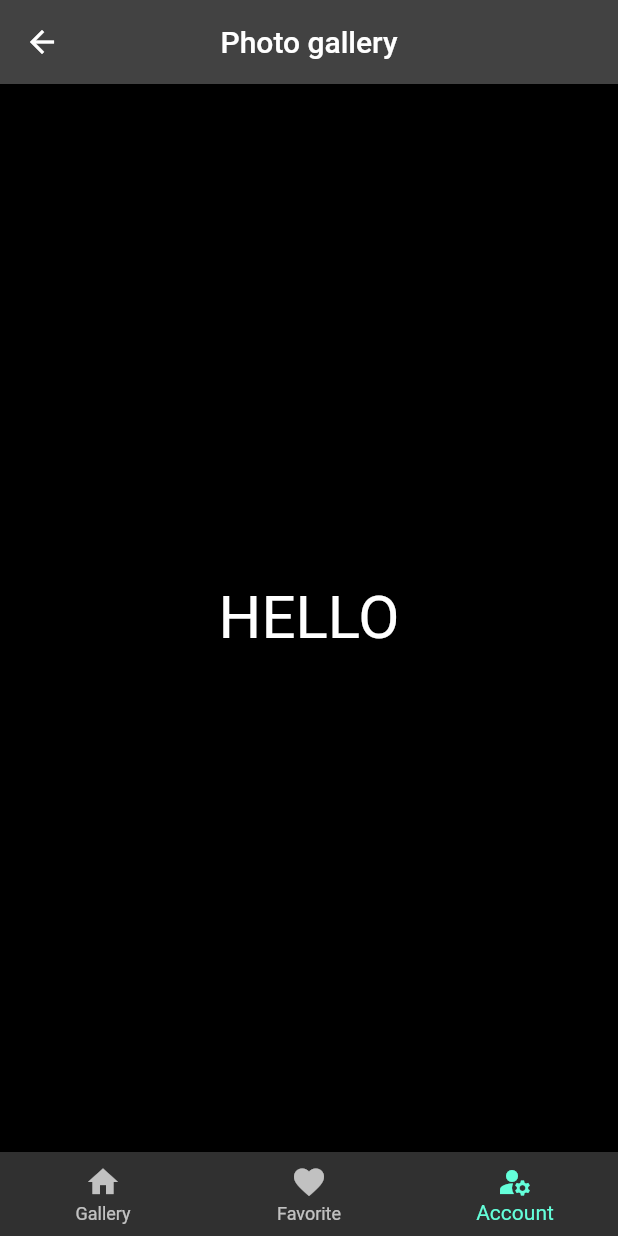
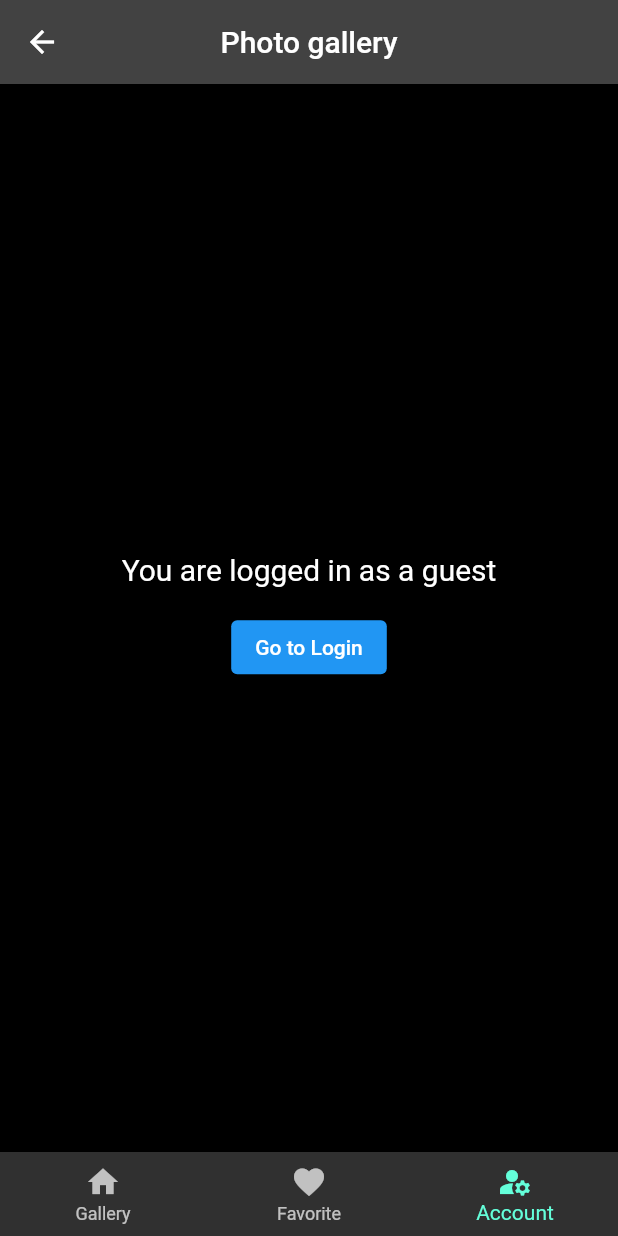
Before and after one commit to lehiep1610/simple_gallery, a Flutter app: the GalleryScreen screen opened by its route, item 3 of the bottom bar chosen, on a phone screen of 412 x 824 dp. Run offline on Flutter 3.47's test engine with Material 2 defaults, Android fonts, the phone set to English and light mode, and no system bars; our stand-ins replace cached_network_image, firebase_auth, firebase_core, google_sign_in, hive, hive_flutter; accounts and stored records are empty; network calls fail.

Commit message:
add feature login with google

```diff
--- a/lib/modules/gallery/page/account_page.dart
+++ b/lib/modules/gallery/page/account_page.dart
@@ -1,15 +1,80 @@
+import 'package:firebase_auth/firebase_auth.dart';
 import 'package:flutter/material.dart';
+import 'package:provider/provider.dart';
+import 'package:simple_gallery/modules/log_in/controller/log_in_controller.dart';
+import 'package:simple_gallery/modules/log_in/screen/log_in_screen.dart';
 
 class AccountPage extends StatelessWidget {
   const AccountPage({super.key});
-
   @override
   Widget build(BuildContext context) {
-    return const Center(
-      child: Text(
-        'HELLO',
-        style: TextStyle(fontSize: 40),
-      ),
+    final loginController =
+        Provider.of<LoginController>(context, listen: false);
+    return Center(
+      child: context.watch<LoginController>().user != null
+          ? Column(
+              children: [
+                const SizedBox(height: 20),
+                const Text(
+                  'Profile',
+                  style: TextStyle(fontSize: 20),
+                ),
+                const SizedBox(height: 8),
+                CircleAvatar(
+                  radius: 40,
+                  backgroundImage:
+                      NetworkImage(loginController.user!.photoUrl!),
+                ),
+                const SizedBox(height: 8),
+                Text(
+                  'Name: ${loginController.user!.displayName}',
+                  style: const TextStyle(fontSize: 16),
+                ),
+                const SizedBox(height: 8),
+                Text(
+                  'Email: ${loginController.user!.email}',
+                  style: const TextStyle(fontSize: 16),
+                ),
+                const SizedBox(height: 16),
+                ElevatedButton(
+                  onPressed: () async {
+                    await loginController.googleLogout();
+                    if (context.mounted) {
+                      Navigator.of(context).pushAndRemoveUntil(
+                          MaterialPageRoute(
+                              builder: (context) => const LogInScreen()),
+                          (Route<dynamic> route) => false);
+                    }
+                  },
+                  child: const Text(
+                    'Log out',
+                  ),
+                ),
+              ],
+            )
+          : Column(
+              mainAxisAlignment: MainAxisAlignment.center,
+              children: [
+                const Text(
+                  'You are logged in as a guest',
+                  style: TextStyle(fontSize: 20),
+                ),
+                const SizedBox(height: 16),
+                ElevatedButton(
+                  onPressed: () async {
+                    if (context.mounted) {
+                      Navigator.of(context).pushAndRemoveUntil(
+                          MaterialPageRoute(
+                              builder: (context) => const LogInScreen()),
+                          (Route<dynamic> route) => false);
+                    }
+                  },
+                  child: const Text(
+                    'Go to Login',
+                  ),
+                ),
+              ],
+            ),
     );
   }
 }
```
Also changed, not shown: lib/main.dart (+4 -6 lines), lib/modules/gallery/controller/gallery_controller.dart (+7 -0 lines), lib/modules/log_in/controller/log_in_controller.dart (added, +38 -0 lines), lib/modules/log_in/screen/log_in_screen.dart (+29 -36 lines).
